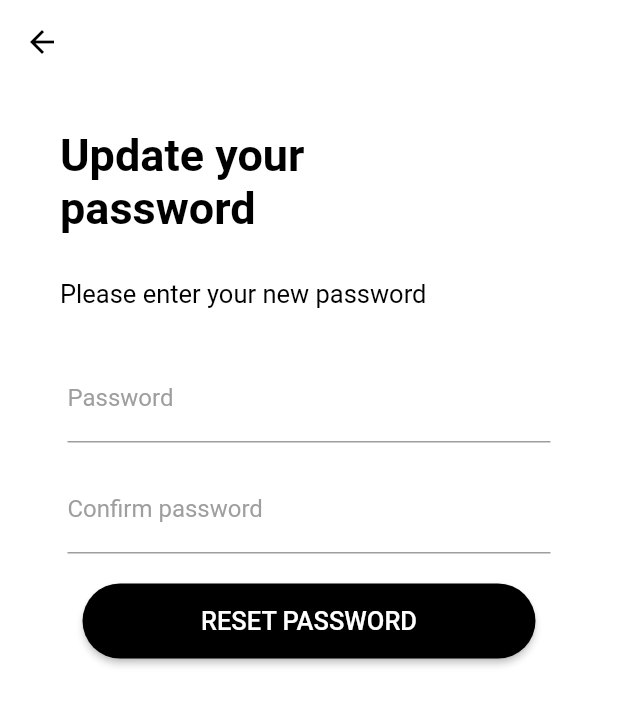
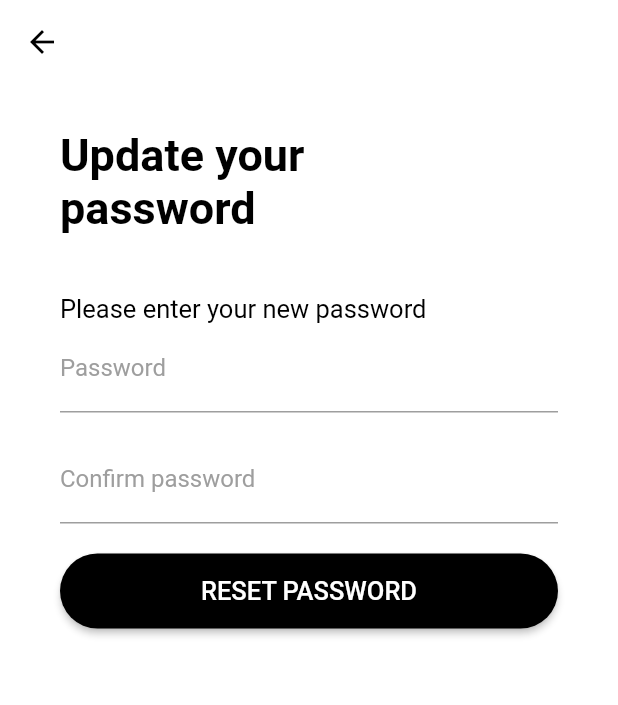
Before and after one commit to sandeshpchandra/behanceblume, a Flutter app: the ForgotPassword screen opened directly, after a tap on "SEND", on a phone screen of 412 x 824 dp. Shown: the top 705 px of the screen. Run offline on Flutter 3.47's test engine with Material 2 defaults, Android fonts, the phone set to English and light mode, and no system bars; network calls fail.

Commit message:
responsive start

```diff
--- a/lib/forgotpassword.dart
+++ b/lib/forgotpassword.dart
@@ -40,9 +40,14 @@ class _ForgotPasswordState extends State<ForgotPassword> {
               )
             ],
           ),
+          SizedBox(
+            height: 20,
+          ),
           Padding(
-            padding: const EdgeInsets.symmetric(horizontal: 40, vertical: 30),
-            child: Row(
+            padding: const EdgeInsets.symmetric(horizontal: 35),
+            child: Column(
+              children: [
+                Row(
                   children: [
                     Text(
                       "please enter your email address and we\nwill send your password by email\nimmadiatly.",
@@ -50,13 +55,10 @@ class _ForgotPasswordState extends State<ForgotPassword> {
                         color: Colors.black,
                         fontSize: 17,
                       ),
-                )
+                    ),
                   ],
                 ),
-          ),
-          Padding(
-            padding: const EdgeInsets.symmetric(horizontal: 45),
-            child: TextFormField(
+                TextFormField(
                   keyboardType: TextInputType.emailAddress,
                   cursorColor: Colors.black,
                   style: TextStyle(color: Colors.black),
@@ -75,13 +77,10 @@ class _ForgotPasswordState extends State<ForgotPassword> {
                     hoverColor: Colors.black,
                   ),
                 ),
-          ),
                 SizedBox(
                   height: 20,
                 ),
-          Padding(
-            padding: const EdgeInsets.symmetric(horizontal: 55),
-            child: MaterialButton(
+                MaterialButton(
                   onPressed: () {
                     Navigator.push(
                       context,
@@ -100,7 +99,9 @@ class _ForgotPasswordState extends State<ForgotPassword> {
                     ),
                   ),
                 ),
+              ],
             ),
+          )
         ],
       ),
     );
--- a/lib/updatepassword.dart
+++ b/lib/updatepassword.dart
@@ -45,8 +45,10 @@ class _UpdatePasswordState extends State<UpdatePassword> {
             ],
           ),
           Padding(
-            padding: const EdgeInsets.symmetric(horizontal: 40, vertical: 30),
-            child: Row(
+            padding: const EdgeInsets.symmetric(horizontal: 40, vertical: 40),
+            child: Column(
+              children: [
+                Row(
                   children: [
                     Text(
                       "Please enter your new password",
@@ -57,10 +59,7 @@ class _UpdatePasswordState extends State<UpdatePassword> {
                     )
                   ],
                 ),
-          ),
-          Padding(
-            padding: const EdgeInsets.symmetric(horizontal: 45),
-            child: TextFormField(
+                TextFormField(
                   obscureText: true,
                   keyboardType: TextInputType.emailAddress,
                   cursorColor: Colors.black,
@@ -80,13 +79,10 @@ class _UpdatePasswordState extends State<UpdatePassword> {
                     hoverColor: Colors.black,
                   ),
                 ),
-          ),
                 SizedBox(
                   height: 15,
                 ),
-          Padding(
-            padding: const EdgeInsets.symmetric(horizontal: 45),
-            child: TextFormField(
+                TextFormField(
                   obscureText: true,
                   keyboardType: TextInputType.emailAddress,
                   cursorColor: Colors.black,
@@ -106,13 +102,10 @@ class _UpdatePasswordState extends State<UpdatePassword> {
                     hoverColor: Colors.black,
                   ),
                 ),
-          ),
                 SizedBox(
                   height: 20,
                 ),
-          Padding(
-            padding: const EdgeInsets.symmetric(horizontal: 55),
-            child: MaterialButton(
+                MaterialButton(
                   onPressed: () {
                     Navigator.push(
                       context,
@@ -131,7 +124,9 @@ class _UpdatePasswordState extends State<UpdatePassword> {
                     ),
                   ),
                 ),
+              ],
             ),
+          )
         ],
       ),
     );
```
Also changed, not shown: lib/loginpage.dart (+16 -29 lines), lib/main.dart (+13 -22 lines), lib/signuppage.dart (+15 -32 lines), lib/startshopping.dart (+8 -5 lines). Lines whose indentation alone changed are shown as unchanged.
